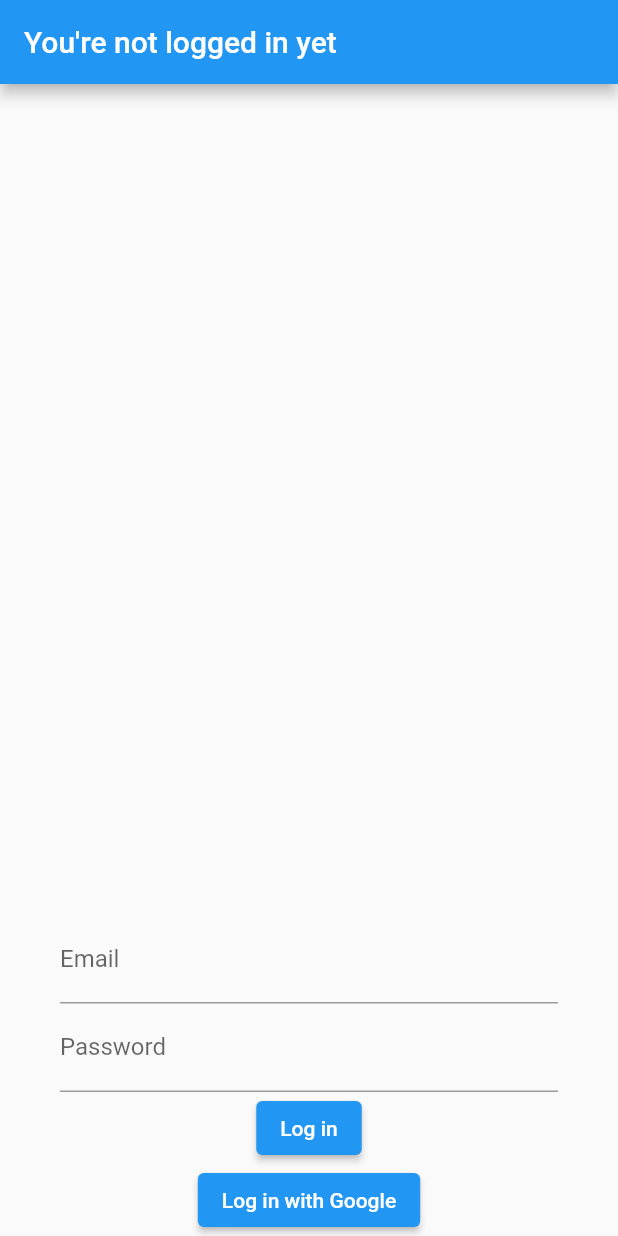
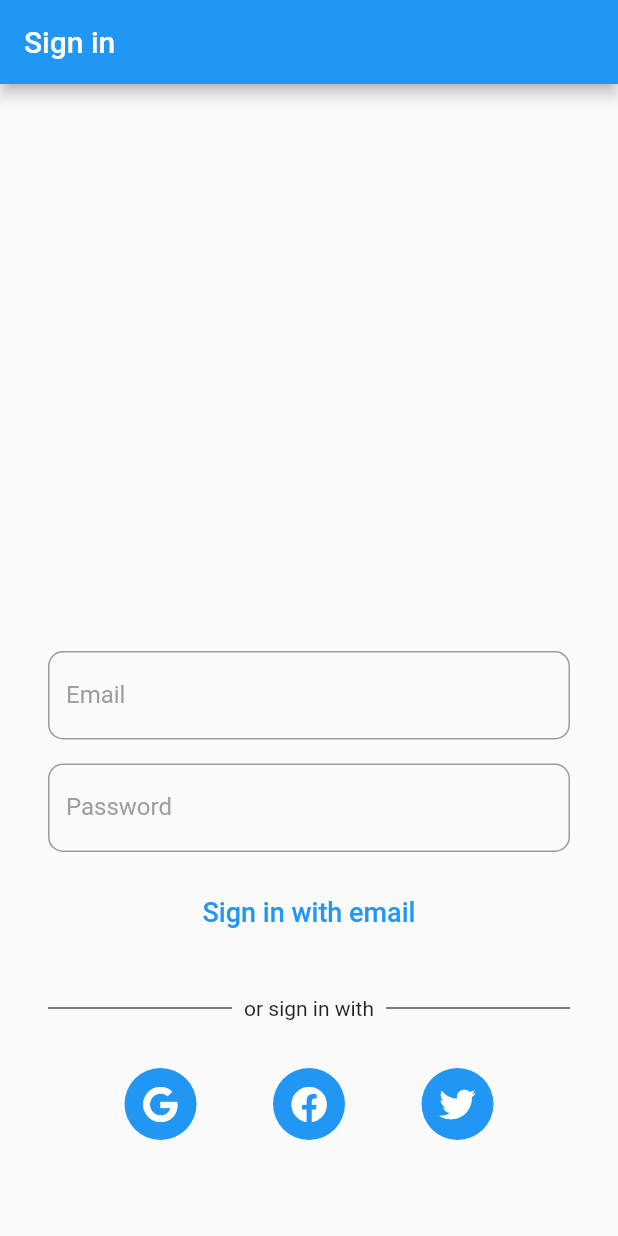
Before and after one commit to veighnsche/promptsi, a Flutter app: the screen it shows after launch, on a phone screen of 412 x 824 dp. Run offline on Flutter 3.47's test engine with Material 2 defaults, Android fonts, the phone set to English and light mode, and no system bars; our stand-ins replace cloud_firestore, firebase_auth, firebase_core, firebase_storage, font_awesome_flutter, google_sign_in and 2 more; accounts and stored records are empty.

Commit message:
with sign up styling

```diff
--- /dev/null
+++ b/lib/components/builders/keyboard_visibility_builder.dart
@@ -0,0 +1,58 @@
+import 'package:flutter/material.dart';
+
+class KeyboardVisibilityBuilder extends StatefulWidget {
+  final Widget? child;
+  final Widget Function(
+    BuildContext context,
+    Widget? child,
+    bool isKeyboardVisible,
+  ) builder;
+
+  const KeyboardVisibilityBuilder({
+    Key? key,
+    this.child,
+    required this.builder,
+  }) : super(key: key);
+
+  @override
+  _KeyboardVisibilityBuilderState createState() =>
+      _KeyboardVisibilityBuilderState();
+}
+
+class _KeyboardVisibilityBuilderState extends State<KeyboardVisibilityBuilder>
+    with WidgetsBindingObserver {
+  bool _isKeyboardVisible = false;
+
+  @override
+  void initState() {
+    super.initState();
+    WidgetsBinding.instance!.addObserver(this);
+  }
+
+  @override
+  void dispose() {
+    WidgetsBinding.instance!.removeObserver(this);
+    super.dispose();
+  }
+
+  @override
+  void didChangeMetrics() {
+    final double bottomInset =
+        WidgetsBinding.instance!.window.viewInsets.bottom;
+    final bool newValue = bottomInset > 0.0;
+    if (newValue != _isKeyboardVisible) {
+      setState(() {
+        _isKeyboardVisible = newValue;
+      });
+    }
+  }
+
+  @override
+  Widget build(BuildContext context) {
+    return widget.builder(
+      context,
+      widget.child,
+      _isKeyboardVisible,
+    );
+  }
+}
--- /dev/null
+++ b/lib/components/decorations/input_decorations.dart
@@ -0,0 +1,12 @@
+import 'package:flutter/material.dart';
+
+class InputDecorations {
+  static InputDecoration outline({required String labelText}) =>
+      InputDecoration(
+        labelText: labelText,
+        labelStyle: const TextStyle(color: Colors.grey),
+        border: OutlineInputBorder(
+          borderRadius: BorderRadius.circular(10),
+        ),
+      );
+}
--- /dev/null
+++ b/lib/components/forms/sign_in/buttons/email_sign_in_button.dart
@@ -0,0 +1,21 @@
+import 'package:flutter/material.dart';
+
+class EmailSignInButton extends StatelessWidget {
+  const EmailSignInButton({Key? key, required this.onSubmit}) : super(key: key);
+
+  final Function() onSubmit;
+
+  @override
+  Widget build(BuildContext context) {
+    return TextButton(
+      onPressed: onSubmit,
+      child: const Text(
+        'Sign in with email',
+        style: TextStyle(
+          fontSize: 18.0,
+          color: Colors.blue,
+        ),
+      ),
+    );
+  }
+}
--- /dev/null
+++ b/lib/components/forms/sign_in/buttons/facebook_sign_in_button.dart
@@ -0,0 +1,22 @@
+import 'package:flutter/material.dart';
+import 'package:font_awesome_flutter/font_awesome_flutter.dart';
+import 'package:prompts_game/services/apis/auth_api.dart';
+
+class FacebookSignInButton extends StatelessWidget {
+  const FacebookSignInButton({Key? key}) : super(key: key);
+
+  @override
+  Widget build(BuildContext context) {
+    return Ink(
+      decoration: const ShapeDecoration(
+        color: Colors.blue,
+        shape: CircleBorder(),
+      ),
+      child: const IconButton(
+        color: Colors.white,
+        icon: FaIcon(FontAwesomeIcons.facebook),
+        onPressed: AuthApi.google,
+      ),
+    );
+  }
+}
--- /dev/null
+++ b/lib/components/forms/sign_in/buttons/google_sign_in_button.dart
@@ -0,0 +1,22 @@
+import 'package:flutter/material.dart';
+import 'package:font_awesome_flutter/font_awesome_flutter.dart';
+import 'package:prompts_game/services/apis/auth_api.dart';
+
+class GoogleSignInButton extends StatelessWidget {
+  const GoogleSignInButton({Key? key}) : super(key: key);
+
+  @override
+  Widget build(BuildContext context) {
+    return Ink(
+      decoration: const ShapeDecoration(
+        color: Colors.blue,
+        shape: CircleBorder(),
+      ),
+      child: const IconButton(
+        color: Colors.white,
+        icon: FaIcon(FontAwesomeIcons.google),
+        onPressed: AuthApi.google,
+      ),
+    );
+  }
+}
--- /dev/null
+++ b/lib/components/forms/sign_in/buttons/twitter_sign_in_button.dart
@@ -0,0 +1,22 @@
+import 'package:flutter/material.dart';
+import 'package:font_awesome_flutter/font_awesome_flutter.dart';
+import 'package:prompts_game/services/apis/auth_api.dart';
+
+class TwitterSignInButton extends StatelessWidget {
+  const TwitterSignInButton({Key? key}) : super(key: key);
+
+  @override
+  Widget build(BuildContext context) {
+    return Ink(
+      decoration: const ShapeDecoration(
+        color: Colors.blue,
+        shape: CircleBorder(),
+      ),
+      child: const IconButton(
+        color: Colors.white,
+        icon: FaIcon(FontAwesomeIcons.twitter),
+        onPressed: AuthApi.google,
+      ),
+    );
+  }
+}
--- a/lib/components/forms/sign_in/fields/email_field.dart
+++ b/lib/components/forms/sign_in/fields/email_field.dart
@@ -1,4 +1,5 @@
 import 'package:flutter/material.dart';
+import 'package:prompts_game/components/decorations/input_decorations.dart';
 
 class EmailField extends StatelessWidget {
   const EmailField({Key? key, required this.controller}) : super(key: key);
@@ -18,12 +19,9 @@ class EmailField extends StatelessWidget {
   @override
   Widget build(BuildContext context) {
     return TextFormField(
-      decoration: const InputDecoration(
-        labelText: 'Email',
-      ),
       controller: controller,
+      decoration: InputDecorations.outline(labelText: 'Email'),
       validator: _validator,
-      keyboardType: TextInputType.emailAddress,
     );
   }
 }
--- a/lib/components/forms/sign_in/fields/password_field.dart
+++ b/lib/components/forms/sign_in/fields/password_field.dart
@@ -1,4 +1,5 @@
 import 'package:flutter/material.dart';
+import 'package:prompts_game/components/decorations/input_decorations.dart';
 
 class PasswordField extends StatelessWidget {
   const PasswordField({
@@ -13,14 +14,14 @@ class PasswordField extends StatelessWidget {
   final bool isSignUp;
 
   String? _validator(value) {
-    if (value!.isEmpty) {
-      return 'Please enter your password';
-    }
-
     if (repeatPassword != null) {
       // check if password and repeat password are the same
       if (value != repeatPassword!.text) {
         return 'Passwords do not match';
+      }
+    } else {
+      if (value!.isEmpty) {
+        return 'Please enter your password';
       }
     }
 
@@ -53,9 +54,7 @@ class PasswordField extends StatelessWidget {
   @override
   Widget build(BuildContext context) {
     return TextFormField(
-      decoration: const InputDecoration(
-        labelText: 'Password',
-      ),
+      decoration: InputDecorations.outline(labelText: 'Password'),
       controller: controller,
       validator: _validator,
       obscureText: true,
--- a/lib/components/forms/sign_in/sign_in_form.dart
+++ b/lib/components/forms/sign_in/sign_in_form.dart
@@ -1,4 +1,5 @@
 import 'package:flutter/material.dart';
+import 'package:prompts_game/components/forms/sign_in/buttons/email_sign_in_button.dart';
 import 'package:prompts_game/components/forms/sign_in/fields/email_field.dart';
 import 'package:prompts_game/components/forms/sign_in/fields/password_field.dart';
 
@@ -27,6 +28,7 @@ class SignInForm extends StatelessWidget {
       child: Column(
         children: [
           EmailField(controller: _email),
+          const SizedBox(height: 16),
           PasswordField(
             controller: _password,
             isSignUp: isSignUp,
@@ -36,10 +38,8 @@ class SignInForm extends StatelessWidget {
               controller: _passwordRepeat,
               repeatPassword: _password,
             ),
-          ElevatedButton(
-            child: const Text('Log in'),
-            onPressed: _onSubmit,
-          ),
+          const SizedBox(height: 16),
+          EmailSignInButton(onSubmit: _onSubmit),
         ],
       ),
     );
--- a/lib/components/routers/is_signed_in_router.dart
+++ b/lib/components/routers/is_signed_in_router.dart
@@ -45,6 +45,6 @@ class _IsSignedInRouterState extends State<IsSignedInRouter> {
     if (_isSignedIn) {
       return const HasProfileRouter();
     }
-    return SignInScaffold();
+    return const SignInScaffold();
   }
 }
--- a/lib/components/scaffolds/home_scaffold.dart
+++ b/lib/components/scaffolds/home_scaffold.dart
@@ -32,8 +32,9 @@ class _HomeScaffoldState extends State<HomeScaffold> {
     ),
     AppBar(title: const Text('Account'), actions: [
       IconButton(
-          onPressed: FirebaseAuth.instance.signOut,
-          icon: const Icon(Icons.logout))
+        onPressed: FirebaseAuth.instance.signOut,
+        icon: const Icon(Icons.logout),
+      ),
     ]),
   ];
 
--- a/lib/components/scaffolds/sign_in_scaffold.dart
+++ b/lib/components/scaffolds/sign_in_scaffold.dart
@@ -1,5 +1,9 @@
 import 'package:flutter/cupertino.dart';
 import 'package:flutter/material.dart';
+import 'package:prompts_game/components/builders/keyboard_visibility_builder.dart';
+import 'package:prompts_game/components/forms/sign_in/buttons/facebook_sign_in_button.dart';
+import 'package:prompts_game/components/forms/sign_in/buttons/google_sign_in_button.dart';
+import 'package:prompts_game/components/forms/sign_in/buttons/twitter_sign_in_button.dart';
 import 'package:prompts_game/components/forms/sign_in/sign_in_form.dart';
 import 'package:prompts_game/services/apis/auth_api.dart';
 
@@ -9,18 +13,25 @@ class SignInScaffold extends StatelessWidget {
   @override
   Widget build(BuildContext context) {
     return Scaffold(
-      appBar: AppBar(title: const Text("You're not logged in yet")),
+      appBar: AppBar(title: const Text('Sign in')),
       body: Center(
         child: Padding(
-          padding: const EdgeInsets.symmetric(horizontal: 40),
+          padding: const EdgeInsets.symmetric(horizontal: 32),
           child: Column(
             mainAxisAlignment: MainAxisAlignment.end,
             children: [
               SignInForm(onSignInWithEmail: AuthApi.email),
-              const ElevatedButton(
-                child: Text('Log in with Google'),
-                onPressed: AuthApi.google,
-              )
+              const SizedBox(height: 32),
+              KeyboardVisibilityBuilder(
+                child: _CredentialsSignIn(),
+                builder: (context, child, isKeyboardVisible) {
+                  if (child != null && !isKeyboardVisible) {
+                    return child;
+                  }
+
+                  return const SizedBox(width: 0);
+                },
+              ),
             ],
           ),
         ),
@@ -28,3 +39,31 @@ class SignInScaffold extends StatelessWidget {
     );
   }
 }
+
+class _CredentialsSignIn extends StatelessWidget {
+  @override
+  Widget build(BuildContext context) {
+    return Column(
+      children: [
+        Row(children: const [
+          Expanded(child: Divider(color: Colors.black)),
+          Padding(
+            padding: EdgeInsets.symmetric(horizontal: 8),
+            child: Text('or sign in with'),
+          ),
+          Expanded(child: Divider(color: Colors.black)),
+        ]),
+        const SizedBox(height: 32),
+        Row(
+          mainAxisAlignment: MainAxisAlignment.spaceEvenly,
+          children: const [
+            GoogleSignInButton(),
+            FacebookSignInButton(),
+            TwitterSignInButton(),
+          ],
+        ),
+        const SizedBox(height: 64),
+      ],
+    );
+  }
+}
--- a/lib/main.dart
+++ b/lib/main.dart
@@ -12,12 +12,12 @@ void main() {
 class App extends StatefulWidget {
   const App({Key? key}) : super(key: key);
 
-  // Create the initialization Future outside of `build`:
   @override
   _AppState createState() => _AppState();
 }
 
 class _AppState extends State<App> {
+  // Create the initialization Future outside of `build`:
   final Future<FirebaseApp> _initialization = Firebase.initializeApp();
 
   @override
--- a/pubspec.yaml
+++ b/pubspec.yaml
@@ -30,6 +30,7 @@ dependencies:
   flutter:
     sdk: flutter
   cupertino_icons: ^1.0.2
+  font_awesome_flutter: ^9.1.0
 
   firebase_core: ^1.6.0
   firebase_auth: ^3.1.1
@@ -37,6 +38,7 @@ dependencies:
   cloud_firestore: ^2.5.3
   cloud_functions: ^3.0.3
   firebase_storage: ^10.0.3
+
   image_cropper: ^1.4.1
   image_picker: ^0.8.4+2
 
```
Also changed, not shown: lib/components/forms/profile/fields/profile_name_field.dart (+3 -4 lines), pubspec.lock.
